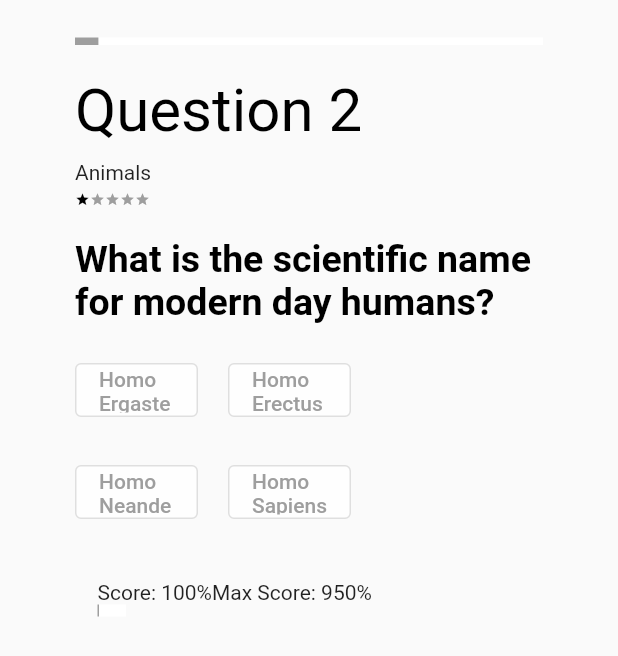
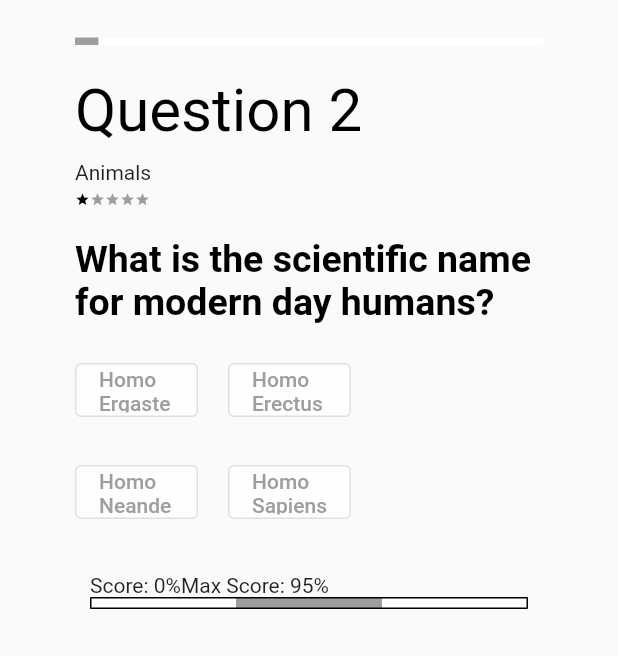
Before and after one commit to zeerakminecraft/FlutterChallengeTelicSolutions, a Flutter app: the screen it shows after launch, after a tap on "Arthur", after a tap on "Next Question", on a phone screen of 412 x 824 dp. Shown: the top 656 px of the screen. Run offline on Flutter 3.47's test engine with Material 2 defaults, Android fonts, the phone set to English and light mode, and no system bars.

Commit message:
corrected scores percentage

```diff
--- a/lib/main.dart
+++ b/lib/main.dart
@@ -37,7 +37,7 @@ class _MyHomePageState extends State<MyHomePage> {
   int i = 0;
   List _questionData = [];
   List answersList = [];
-  bool toggleAnswer = false;
+  bool answerSelection = false;
   bool pressed = false;
   int correctans = 0;
   int wrongans = 0;
@@ -61,13 +61,11 @@ class _MyHomePageState extends State<MyHomePage> {
   void checkAns(String ans) {
     if (ans == _questionData[i]["correct_answer"]) {
       setState(() {
-        correctans++;
-        toggleAnswer = true;
+        answerSelection = true;
       });
     } else {
       setState(() {
-        wrongans++;
-        toggleAnswer = false;
+        answerSelection = false;
       });
     }
   }
@@ -275,7 +273,7 @@ class _MyHomePageState extends State<MyHomePage> {
                     ? Column(
                         children: [
                           Text(
-                            toggleAnswer == true ? 'Correct' : 'Sorry',
+                            answerSelection == true ? 'Correct' : 'Sorry',
                             style: TextStyle(
                               fontSize: 40,
                             ),
@@ -288,11 +286,15 @@ class _MyHomePageState extends State<MyHomePage> {
                               ),
                             ),
                             onPressed: () {
-                              if (i < _questionData.length-1) {
+                              if (i < _questionData.length - 1) {
                                 setState(() {
-                                  // toggleAnswer = null;
+                                  if (answerSelection == true) {
+                                    correctans++;
+                                  } else {
+                                    wrongans++;
+                                  }
+                                  i++;
                                   pressed = false;
-                                  i++;
                                 });
                               }
                             },
@@ -303,46 +305,95 @@ class _MyHomePageState extends State<MyHomePage> {
                 Align(
                   alignment: Alignment.bottomCenter,
                   child: Padding(
-                    padding: const EdgeInsets.all(15.0),
+                    padding: const EdgeInsets.all(10.0),
                     child: Column(
+                      mainAxisAlignment: MainAxisAlignment.end,
                       children: [
                         Row(
                           children: [
                             Align(
                               alignment: Alignment.centerLeft,
                               child: Text(
-                                i > 0? 'Score: ${((correctans/i+1)*100).toInt()}%' : 'Score: ',
+                                i > 0
+                                    ? 'Score: ${((correctans / (i + 1)) * 100).toInt()}%'
+                                    : 'Score: ',
                               ),
                             ),
-
                             Align(
                               alignment: Alignment.centerRight,
                               child: Text(
-                                i > 0 ? 'Max Score: ${(((_questionData.length - wrongans)/(i+1))*100).toInt()}%' : 'Max Score: ',
+                                i > 0
+                                    ? 'Max Score: ${(((_questionData.length - wrongans) / (_questionData.length)) * 100).toInt()}%'
+                                    : 'Max Score: ',
                               ),
                             ),
                           ],
                         ),
+                        if (correctans > 0 || wrongans > 0)
                           Row(
                             children: [
-                            Container(
-                              width: correctans > 0 ? (i+1) : 0,
+                              Expanded(
+                                // flex: (correctans/(correctans + wrongans)) != 0 ? (correctans/(correctans + wrongans)).toInt() : 1,
+                                child: Container(
+                                  decoration: BoxDecoration(
+                                    color: correctans > 0
+                                        ? Colors.black
+                                        : Colors.white,
+                                    border: Border(
+                                      left: BorderSide(
+                                          width: 1, color: Colors.black),
+                                      top: BorderSide(
+                                          width: 1, color: Colors.black),
+                                      bottom: BorderSide(
+                                          width: 1, color: Colors.black),
+                                    ),
+                                  ),
+                                  width: correctans > 0 ? (i + 1) : 0,
                                   height: 8,
-                              color: correctans > 0 ? Colors.black : Colors.white,
+                                  // color: correctans > 0 ? Colors.black : Colors.white,
                                 ),
-                            Container(
+                              ),
+                              Expanded(
+                                // flex: (wrongans/(correctans + wrongans)) > 0 ? (wrongans/(correctans + wrongans)).toInt() : 1,
+                                child: Container(
+                                  decoration: BoxDecoration(
+                                      color: wrongans > 0 && i + 1 > 0
+                                          ? Colors.grey
+                                          : Colors.white,
+                                      border: Border(
+                                        top: BorderSide(
+                                            width: 1, color: Colors.black),
+                                        bottom: BorderSide(
+                                            width: 1, color: Colors.black),
+                                      )),
                                   width: wrongans.toDouble(),
                                   height: 8,
-                              color: wrongans > 0 && i+1 > 0
-                                  ? Colors.grey
-                                  : Colors.white,
+                                  // color: wrongans > 0 && i+1 > 0
+                                  //     ? Colors.grey
+                                  //     : Colors.white,
                                 ),
-                            Container(
-                              width: _questionData.length - (i+1),
-                              height: 8,
+                              ),
+                              Expanded(
+                                child: Container(
+                                  decoration: BoxDecoration(
+                                    border: Border(
+                                      right: BorderSide(
+                                          width: 1, color: Colors.black),
+                                      top: BorderSide(
+                                          width: 1, color: Colors.black),
+                                      bottom: BorderSide(
+                                          width: 1, color: Colors.black),
+                                    ),
                                     color: i > 0 && correctans > 0
                                         ? Colors.white70
                                         : Colors.white,
+                                  ),
+                                  width: _questionData.length - (i + 1),
+                                  height: 8,
+                                  // color: i > 0 && correctans > 0
+                                  //     ? Colors.white70
+                                  //     : Colors.white,
+                                ),
                               )
                             ],
                           ),
```
Lines whose indentation alone changed are shown as unchanged.
